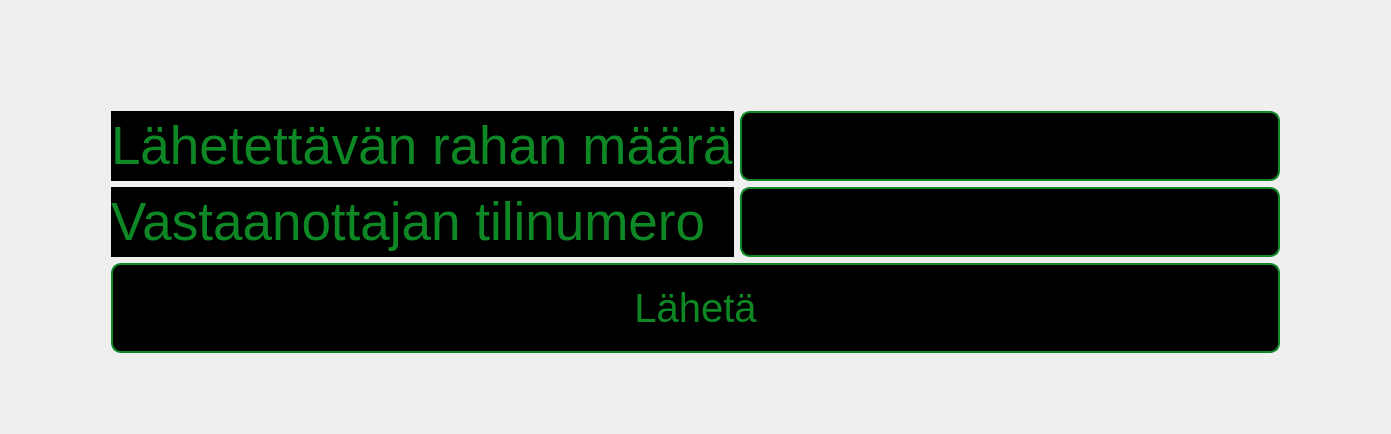
The window that frontend/moneysend.ui (22kmo-project/group_15) describes before a commit, drawn with Qt 5.
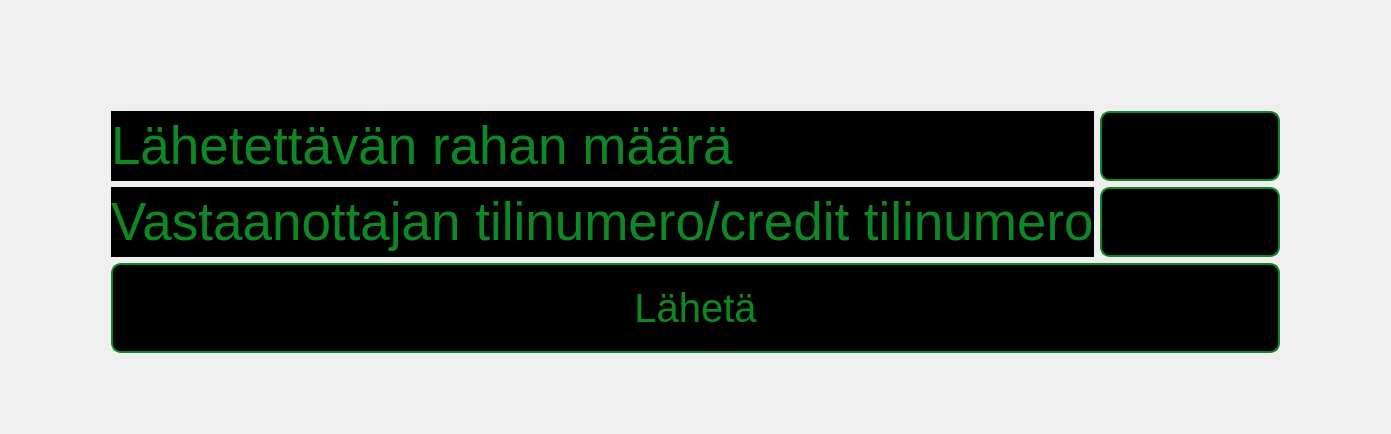
The same window after the commit. Icons and pictures are not drawn.

Patch:
```diff
--- a/frontend/moneysend.ui
+++ b/frontend/moneysend.ui
@@ -172,7 +172,7 @@
       </font>
      </property>
      <property name="text">
-      <string>Vastaanottajan tilinumero</string>
+      <string>Vastaanottajan tilinumero/credit tilinumero</string>
      </property>
     </widget>
    </item>
```
Left out of the diff: 2 changed lines with no effect on the pictures.
